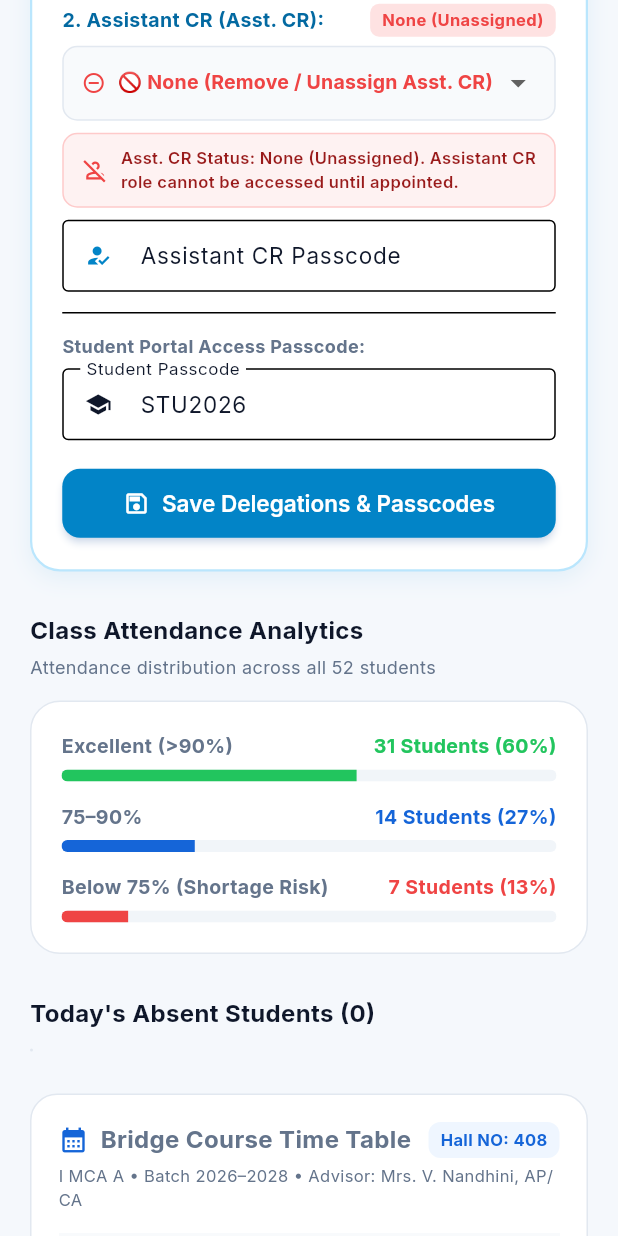
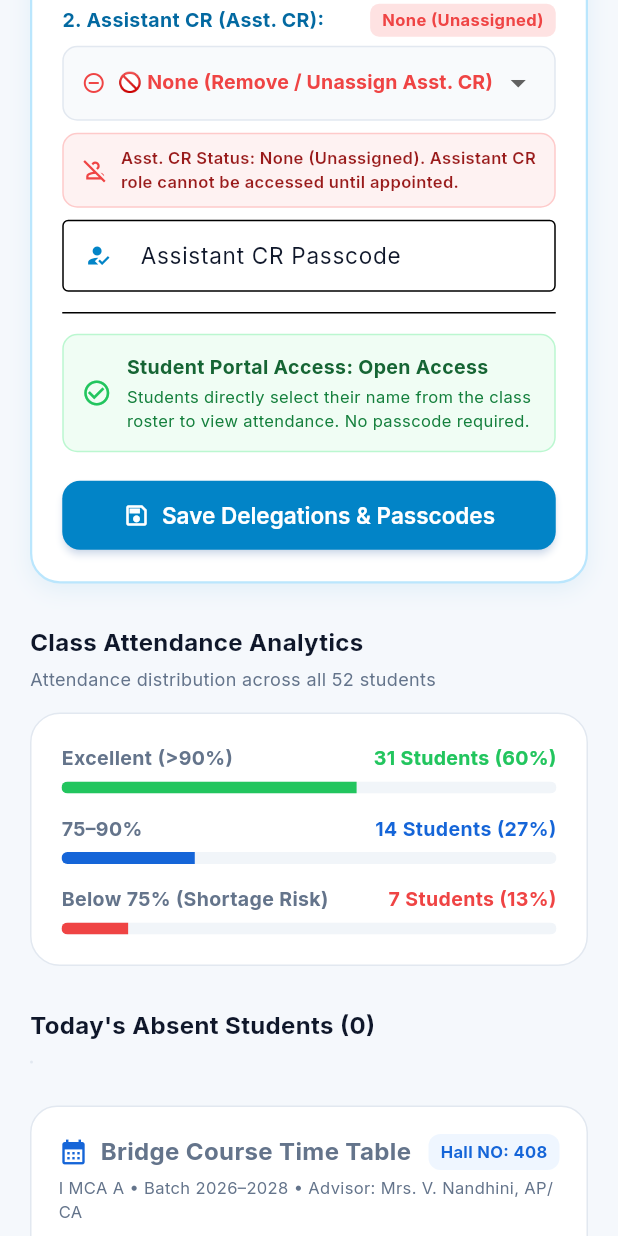
Before and after one commit to shovinmd/ClassCR, a Flutter app: the AdvisorDashboardScreen widget shown alone on an empty page, opened directly with empty values, scrolled down 1728 dp, on a phone screen of 412 x 824 dp. Run offline on Flutter 3.47's test engine with Material 3 defaults, Android fonts, the phone set to English and light mode, and no system bars; our stand-ins replace google_fonts, shared_preferences; accounts and stored records are empty; network calls fail.

Commit message:
Remove student passcode requirement and STU2026 hint; enable seamless roster selection to view attendance

```diff
--- a/mobile/lib/screens/advisor/advisor_dashboard_screen.dart
+++ b/mobile/lib/screens/advisor/advisor_dashboard_screen.dart
@@ -1156,18 +1156,35 @@ class _AdvisorDashboardScreenState extends State<AdvisorDashboardScreen> {
 
                     const Divider(height: 28),
 
-                    // 4. STUDENT PORTAL PASSCODE
-                    const Text('Student Portal Access Passcode:', style: TextStyle(fontSize: 12, fontWeight: FontWeight.bold)),
-                    const SizedBox(height: 6),
-                    TextField(
-                      controller: _studentCodeCtrl,
-                      textCapitalization: TextCapitalization.characters,
-                      decoration: const InputDecoration(
-                        labelText: 'Student Passcode',
-                        hintText: 'e.g. STU2026',
-                        prefixIcon: Icon(Icons.school, size: 18),
-                        border: OutlineInputBorder(),
-                        isDense: true,
+                    // 4. STUDENT PORTAL ACCESS
+                    Container(
+                      padding: const EdgeInsets.all(12),
+                      decoration: BoxDecoration(
+                        color: const Color(0xFFF0FDF4),
+                        borderRadius: BorderRadius.circular(10),
+                        border: Border.all(color: const Color(0xFFBBF7D0)),
+                      ),
+                      child: const Row(
+                        children: [
+                          Icon(Icons.check_circle_outline, color: AppColors.presentGreen, size: 20),
+                          SizedBox(width: 10),
+                          Expanded(
+                            child: Column(
+                              crossAxisAlignment: CrossAxisAlignment.start,
+                              children: [
+                                Text(
+                                  'Student Portal Access: Open Access',
+                                  style: TextStyle(fontWeight: FontWeight.bold, fontSize: 13, color: Color(0xFF166534)),
+                                ),
+                                SizedBox(height: 2),
+                                Text(
+                                  'Students directly select their name from the class roster to view attendance. No passcode required.',
+                                  style: TextStyle(fontSize: 11, color: Color(0xFF15803D)),
+                                ),
+                              ],
+                            ),
+                          ),
+                        ],
                       ),
                     ),
 
```
Also changed, not shown: mobile/lib/screens/student/student_portal_screen.dart (+100 -0 lines), mobile/lib/widgets/role_switcher_sheet.dart (+44 -44 lines).
